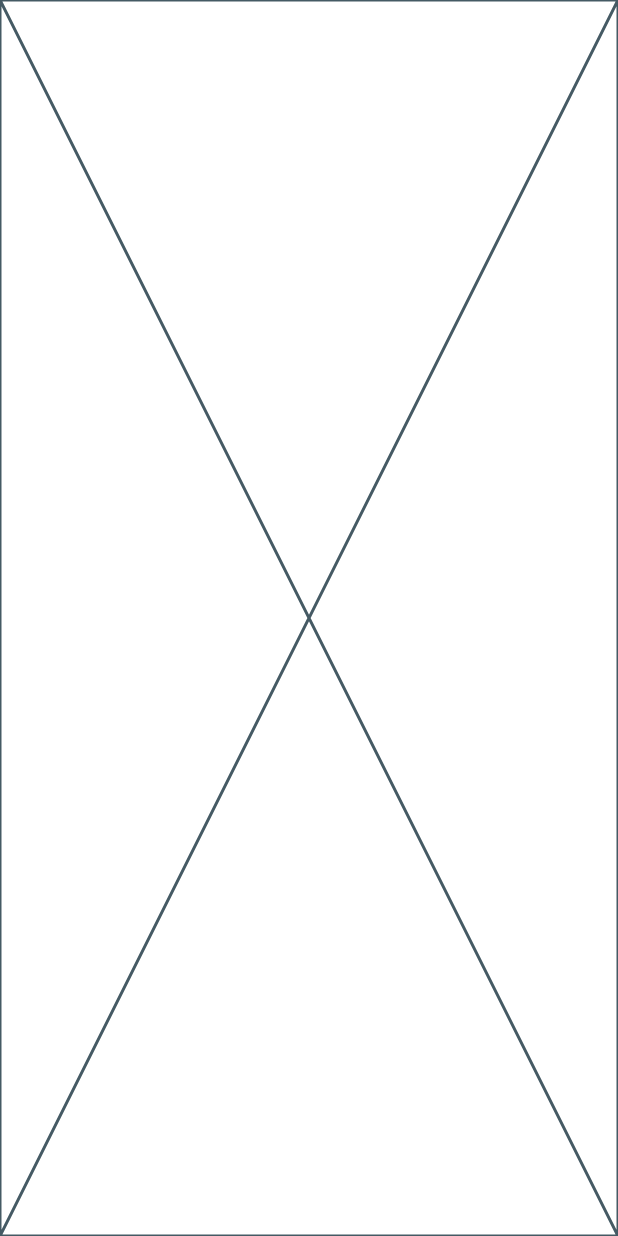
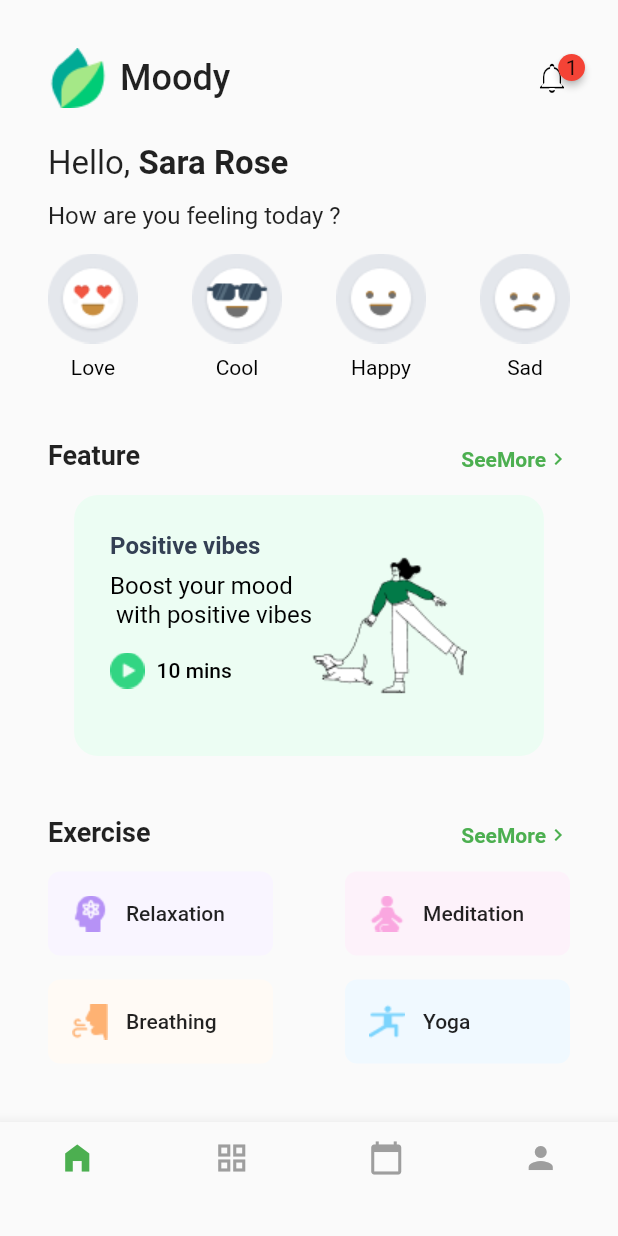
Before and after one commit to MariamYasserAlmohammadi/quiz1, a Flutter app: the screen it shows after launch, on a phone screen of 412 x 824 dp. Run offline on Flutter 3.47's test engine with Material 2 defaults, Android fonts, the phone set to English and light mode, and no system bars; drawn by our look-alikes of badges, carousel_slider.

Commit message:
+ Finish Screen1

```diff
--- a/lib/main.dart
+++ b/lib/main.dart
@@ -1,16 +1,18 @@
 import 'package:flutter/material.dart';
+import 'package:quiz1/screen1/home_screen.dart';
 import 'package:quiz1/screen1/mental_health_app.dart';
 
 void main() {
-  runApp(const MyApp());
+  runApp( MyApp());
 }
 
 class MyApp extends StatelessWidget {
 @override
   Widget build(BuildContext context) {
     return MaterialApp(
+      debugShowCheckedModeBanner: false,
       routes:{
-        MentalHealthApp.routeName : (BuildCcontext) => MentalHealthApp(),
+        MentalHealthApp.routeName : (buildcontext) => MentalHealthApp(),
       },
       initialRoute:MentalHealthApp.routeName ,
     );
--- /dev/null
+++ b/lib/screen1/calender_tab.dart
@@ -0,0 +1,10 @@
+import 'package:flutter/material.dart';
+
+class CalenderTab extends StatelessWidget {
+  static const String routeName ="calender_screen";
+
+  @override
+  Widget build(BuildContext context) {
+    return const Placeholder(color: Colors.purple,);
+  }
+}
--- /dev/null
+++ b/lib/screen1/categories_tab.dart
@@ -0,0 +1,10 @@
+import 'package:flutter/material.dart';
+
+class CategoriesTab extends StatelessWidget {
+  static const String routeName ="categories_screen";
+
+  @override
+  Widget build(BuildContext context) {
+    return const Placeholder(color: Colors.deepOrange,);
+  }
+}
--- /dev/null
+++ b/lib/screen1/home_screen.dart
@@ -0,0 +1,356 @@
+import 'package:flutter/material.dart';
+import 'package:badges/badges.dart' as badges;
+import 'package:carousel_slider/carousel_slider.dart';
+import 'package:quiz1/screen1/calender_tab.dart';
+import 'package:quiz1/screen1/categories_tab.dart';
+import 'package:quiz1/screen1/user_tab.dart';
+
+class HomeScreen extends StatelessWidget {
+  static const routeName = "homescreen";
+  String imagePath = "";
+  String emotionText = "";
+  CarouselController buttonCarouselController = CarouselController();
+
+  @override
+  Widget build(BuildContext context) {
+    return Scaffold(
+      body: SingleChildScrollView(
+        child: Padding(
+          padding: const EdgeInsets.all(32.0),
+          child: Column(
+            crossAxisAlignment: CrossAxisAlignment.start,
+            children: [
+              Row(
+                children: [
+                  Image.asset("assets/images/screen1/logo.png"),
+                  SizedBox(
+                    width: 8,
+                  ),
+                  Text(
+                    "Moody",
+                    style: TextStyle(
+                      fontSize: 24,
+                      fontWeight: FontWeight.w500,
+                    ),
+                  ),
+                  Spacer(),
+                  badges.Badge(
+                    badgeContent: Text('1'),
+                    child: Stack(
+                      children: [
+                        buildIconWithBorder(24, Colors.black),
+                        buildIconWithBorder(20, Colors.white),
+                      ],
+                    ),
+                  ),
+                ],
+              ),
+              SizedBox(
+                height: 24,
+              ),
+              Row(
+                children: [
+                  Text.rich(TextSpan(
+                      text: 'Hello, ',
+                      style: TextStyle(
+                          fontWeight: FontWeight.normal, fontSize: 22),
+                      children: <TextSpan>[
+                        TextSpan(
+                          text: 'Sara Rose',
+                          style: TextStyle(
+                              fontWeight: FontWeight.bold, fontSize: 22),
+                        )
+                      ])),
+                ],
+              ),
+              SizedBox(
+                height: 12,
+              ),
+              Text(
+                "How are you feeling today ?",
+                style: TextStyle(
+                  fontSize: 16,
+                  fontWeight: FontWeight.w400,
+                ),
+              ),
+              SizedBox(
+                height: 16,
+              ),
+              Row(
+                mainAxisAlignment: MainAxisAlignment.spaceBetween,
+                children: [
+                  emotionWidget("Love", "assets/images/screen1/love.png"),
+                  emotionWidget("Cool", "assets/images/screen1/cool.png"),
+                  emotionWidget("Happy", "assets/images/screen1/happy.png"),
+                  emotionWidget("Sad", "assets/images/screen1/sad.png"),
+                ],
+              ),
+              SizedBox(
+                height: 40,
+              ),
+              seeMoreWidgetWithTitle("Feature", "SeeMore"),
+              SizedBox(
+                height: 16,
+              ),
+              CarouselSlider(
+
+                items: [
+                  Container(
+                    padding: EdgeInsets.all(24),
+                    width: 326,
+                    height: 168,
+                    decoration: BoxDecoration(
+                      color: Color(0xffECFDF3),
+                      borderRadius: BorderRadius.circular(16),
+                    ),
+                    child: Row(
+                      children: [
+                        Column(
+                          crossAxisAlignment: CrossAxisAlignment.start,
+                          children: [
+                            Text(
+                              "Positive vibes",
+                              style: TextStyle(
+                                  fontSize: 16,
+                                  fontWeight: FontWeight.w600,
+                                  color: Color(0xff344054)),
+                            ),
+                            SizedBox(
+                              height: 8,
+                            ),
+                            Text(
+                              "Boost your mood \n with positive vibes",
+                              style: TextStyle(
+                                fontSize: 16,
+                                fontWeight: FontWeight.w400,
+                                color: Colors.black,
+                              ),
+                            ),
+                            SizedBox(
+                              height: 16,
+                            ),
+                            Row(
+                              children: [
+                                Image.asset(
+                                    "assets/images/screen1/playButton.png"),
+                                SizedBox(
+                                  width: 8,
+                                ),
+                                Text(
+                                  "10 mins",
+                                  style: TextStyle(
+                                    fontSize: 14,
+                                    fontWeight: FontWeight.w500,
+                                    color: Colors.black,
+                                  ),
+                                ),
+                              ],
+                            )
+                          ],
+                        ),
+                        Image.asset(
+                            "assets/images/screen1/Walking_the_Dog.png"),
+                      ],
+                    ),
+                  ),
+                  Container(
+                    padding: EdgeInsets.all(24),
+                    width: 326,
+                    height: 168,
+                    decoration: BoxDecoration(
+                      color: Colors.cyan,
+                      borderRadius: BorderRadius.circular(16),
+                    ),
+                    child: Row(
+                      children: [
+                        Column(
+                          crossAxisAlignment: CrossAxisAlignment.start,
+                          children: [
+                            Text(
+                              "Positive vibes",
+                              style: TextStyle(
+                                  fontSize: 16,
+                                  fontWeight: FontWeight.w600,
+                                  color: Color(0xff344054)),
+                            ),
+                            SizedBox(
+                              height: 8,
+                            ),
+                            Text(
+                              "Boost your mood \n with positive vibes",
+                              style: TextStyle(
+                                fontSize: 16,
+                                fontWeight: FontWeight.w400,
+                                color: Colors.black,
+                              ),
+                            ),
+                            SizedBox(
+                              height: 16,
+                            ),
+                            Row(
+                              children: [
+                                Image.asset(
+                                    "assets/images/screen1/playButton.png"),
+                                SizedBox(
+                                  width: 8,
+                                ),
+                                Text(
+                                  "10 mins",
+                                  style: TextStyle(
+                                    fontSize: 14,
+                                    fontWeight: FontWeight.w500,
+                                    color: Colors.black,
+                                  ),
+                                ),
+                              ],
+                            )
+                          ],
+                        ),
+                        Image.asset(
+                            "assets/images/screen1/Walking_the_Dog.png"),
+                      ],
+                    ),
+                  ),
+                ],
+                carouselController: buttonCarouselController,
+                options: CarouselOptions(
+                  autoPlay: false,
+                  enlargeCenterPage: true,
+                  viewportFraction: 0.9,
+                  aspectRatio: 2.0,
+                  initialPage: 2,
+                ),
+
+              ),
+
+
+              SizedBox(
+                height: 40,
+              ),
+              seeMoreWidgetWithTitle("Exercise", "SeeMore"),
+              SizedBox(
+                height: 16,
+              ),
+              Row(
+                mainAxisAlignment: MainAxisAlignment.spaceBetween,
+                children: [
+                  exerciseWidget("assets/images/screen1/relaxation.png",
+                      "Relaxation", Color(0xffF9F5FF)),
+                  exerciseWidget("assets/images/screen1/meditation.png",
+                      "Meditation", Color(0xffFDF2FA)),
+                ],
+              ),
+              SizedBox(
+                height: 16,
+              ),
+              Row(
+                mainAxisAlignment: MainAxisAlignment.spaceBetween,
+                children: [
+                  exerciseWidget("assets/images/screen1/breathing.png",
+                      "Breathing", Color(0xffFFFAF5)),
+                  exerciseWidget("assets/images/screen1/yoga.png", "Yoga",
+                      Color(0xffF0F9FF)),
+                ],
+              ),
+            ],
+          ),
+        ),
+      ),
+    );
+  }
+
+  Widget buildIconWithBorder(double size, Color color) {
+    return Container(
+      height: 24,
+      width: 24,
+      alignment: Alignment.center,
+      child: Icon(
+        Icons.notifications,
+        color: color,
+        size: size,
+      ),
+    );
+  }
+
+  Widget emotionWidget(String emotionText, String imagePath) {
+    return Column(
+      crossAxisAlignment: CrossAxisAlignment.center,
+      children: [
+        Image.asset(imagePath),
+        SizedBox(
+          height: 8,
+        ),
+        Text(
+          emotionText,
+          style: TextStyle(color: Colors.black, fontWeight: FontWeight.w400),
+        ),
+      ],
+    );
+  }
+
+  Widget seeMoreWidgetWithTitle(String t1, String t2) {
+    return Row(
+      mainAxisAlignment: MainAxisAlignment.spaceBetween,
+      crossAxisAlignment: CrossAxisAlignment.end,
+      children: [
+        Text(
+          t1,
+          style: TextStyle(
+            fontSize: 18,
+            fontWeight: FontWeight.w600,
+          ),
+        ),
+        InkWell(
+          onTap: () {},
+          child: RichText(
+            text: TextSpan(
+              children: [
+                TextSpan(
+                    text: t2,
+                    style: TextStyle(
+                      fontSize: 14,
+                      color: Colors.green,
+                      fontWeight: FontWeight.w600,
+                    )),
+                WidgetSpan(
+                  child: Icon(
+                    Icons.keyboard_arrow_right,
+                    size: 16,
+                    color: Colors.green,
+                  ),
+                ),
+              ],
+            ),
+          ),
+        ),
+      ],
+    );
+  }
+
+  Widget exerciseWidget(String imagePath, String text, Color color) {
+    return Container(
+      width: 150,
+      height: 56,
+      decoration: BoxDecoration(
+        color: color,
+        borderRadius: BorderRadius.circular(8),
+      ),
+      padding: EdgeInsets.all(16),
+      child: Row(
+        children: [
+          Image.asset(imagePath),
+          SizedBox(
+            width: 12,
+          ),
+          Text(
+            text,
+            style: TextStyle(
+              fontWeight: FontWeight.w500,
+              fontSize: 14,
+            ),
+          ),
+        ],
+      ),
+    );
+  }
+}
--- a/lib/screen1/mental_health_app.dart
+++ b/lib/screen1/mental_health_app.dart
@@ -1,10 +1,65 @@
 import 'package:flutter/material.dart';
+import 'package:quiz1/screen1/user_tab.dart';
 
-class MentalHealthApp extends StatelessWidget {
-static const routeName ="screen1";
+import 'calender_tab.dart';
+import 'categories_tab.dart';
+import 'home_screen.dart';
+
+class MentalHealthApp extends StatefulWidget {
+  static const String routeName ="mentalhealth";
+
+  @override
+  State<MentalHealthApp> createState() => _MentalHealthAppState();
+}
+
+class _MentalHealthAppState extends State<MentalHealthApp> {
+  int currentTabIndex=0;
+
+  List<Widget> tabs=[
+    HomeScreen(),
+    CategoriesTab(),
+    CalenderTab(),
+    UserTab(),
+  ];
 
   @override
   Widget build(BuildContext context) {
-    return const Placeholder();
+    return Scaffold(
+      body: tabs[currentTabIndex],
+      bottomNavigationBar: buildBottomNavigationBar(),
+    );
   }
+
+  Widget buildBottomNavigationBar() => Container(
+    // margin: EdgeInsets.only(left: 16, right: 16),
+
+    child: BottomNavigationBar(
+        currentIndex:currentTabIndex ,
+        landscapeLayout: BottomNavigationBarLandscapeLayout.centered,
+
+        iconSize: 24,
+        selectedFontSize: 24,
+        // unselectedFontSize: 24,
+        type: BottomNavigationBarType.fixed,
+
+        selectedItemColor: Colors.green,
+        unselectedItemColor: Colors.grey,
+        onTap: (index){
+          currentTabIndex =index;
+          setState(() {
+
+          });
+        },
+
+        // selectedItemColor: AppColors.accent,
+        //   iconSize: 32,
+        // backgroundColor: AppColors.primary,
+        items: [
+          BottomNavigationBarItem(icon: Icon(Icons.home_filled),label: "",),
+          BottomNavigationBarItem(icon: Icon(Icons.grid_view),label: ""),
+          BottomNavigationBarItem(icon: Icon(Icons.calendar_today),label: ""),
+          BottomNavigationBarItem(icon: Icon((Icons.person)),label: ""),
+
+        ]),
+  );
 }
--- /dev/null
+++ b/lib/screen1/user_tab.dart
@@ -0,0 +1,10 @@
+import 'package:flutter/material.dart';
+
+class UserTab extends StatelessWidget {
+static const String routeName ="user_screen";
+
+  @override
+  Widget build(BuildContext context) {
+    return const Placeholder(color: Colors.deepOrange,);
+  }
+}
```
Also changed, not shown: pubspec.yaml (+5 -2 lines), assets/images/screen1/Walking_the_Dog.png (added), assets/images/screen1/breathing.png (added), assets/images/screen1/cool.png (added), assets/images/screen1/happy.png (added), assets/images/screen1/logo.png (added), assets/images/screen1/love.png (added), assets/images/screen1/meditation.png (added), assets/images/screen1/playButton.png (added), assets/images/screen1/relaxation.png (added), assets/images/screen1/sad.png (added), assets/images/screen1/yoga.png (added), pubspec.lock.
